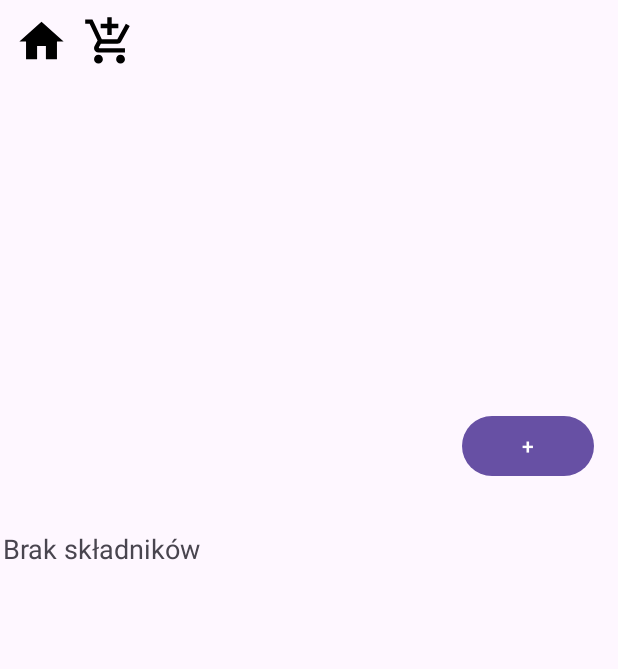
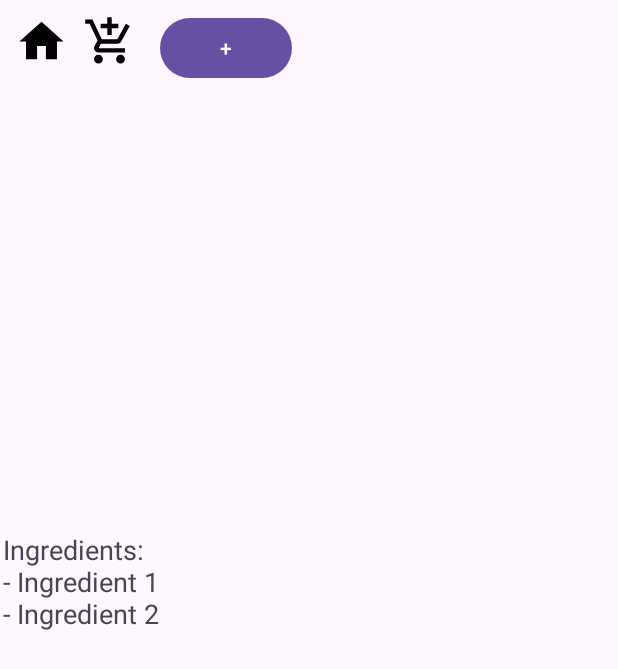
Before and after one commit to rutkowsm/bmi_calculator, an Android app: the RecipeDetailActivity screen opened directly, with no data from a screen before it, on a phone screen of 412 x 824 dp. Shown: the top 669 px of the screen. Run offline under Robolectric (Android 15) with nearby library versions, the phone set to English and light mode, and no system bars; 1 statement that could not run was skipped.

Commit message:
Recipes - adding ingedients to shopping list

```diff
--- a/app/src/main/java/com/example/bmi_calculator/RecipeDetailActivity.java
+++ b/app/src/main/java/com/example/bmi_calculator/RecipeDetailActivity.java
@@ -1,14 +1,23 @@
 package com.example.bmi_calculator;
 
 import android.content.Intent;
+import android.content.SharedPreferences;
 import android.os.Bundle;
 import android.text.TextUtils;
+import android.util.Log;
 import android.view.View;
+import android.widget.Button;
 import android.widget.ImageView;
 import android.widget.TextView;
+import android.widget.Toast;
+import com.google.gson.Gson;
+import com.google.gson.reflect.TypeToken;
+
 import androidx.appcompat.app.AppCompatActivity;
 
+import java.lang.reflect.Type;
 import java.util.ArrayList;
+import java.util.List;
 
 
 public class RecipeDetailActivity extends AppCompatActivity {
@@ -18,36 +27,36 @@ public class RecipeDetailActivity extends AppCompatActivity {
         super.onCreate(savedInstanceState);
         setContentView(R.layout.activity_recipe_details);
 
-        // Odbieranie danych przekazanych z intentu
+        // Initialize views
+        ImageView recipeImageView = findViewById(R.id.recipeImage);
+        TextView ingredientsTextView = findViewById(R.id.recipeIngredients);
+        TextView nameTextView = findViewById(R.id.recipeName);
+        TextView descriptionTextView = findViewById(R.id.recipeDescription);
+        TextView stepsTextView = findViewById(R.id.recipeSteps);
+        ImageView homeImg = findViewById(R.id.homeImg);
+        ImageView shoppingCartImg = findViewById(R.id.shoppingCartImg);
+        Button buttonAddIngredients = findViewById(R.id.buttonAddIngredients);
+
+        // Retrieve data passed via Intent
         String recipeName = getIntent().getStringExtra("recipeName");
         String recipeDescription = getIntent().getStringExtra("recipeDescription");
         int recipeImageId = getIntent().getIntExtra("recipeImageId", 0);
         ArrayList<String> ingredients = getIntent().getStringArrayListExtra("recipeIngredients");
         String steps = getIntent().getStringExtra("recipeSteps");
 
-        // Sprawdzenie, czy lista składników nie jest null i łączenie składników w jeden ciąg tekstowy
-        String ingredientsText = (ingredients != null) ? TextUtils.join("\n", ingredients) : "Brak składników";
-
-        // Znajdowanie widoków i ustawianie ich wartości
-        TextView nameTextView = findViewById(R.id.recipeName);
-        TextView descriptionTextView = findViewById(R.id.recipeDescription);
-        ImageView recipeImageView = findViewById(R.id.recipeImage);
-        TextView ingredientsTextView = findViewById(R.id.recipeIngredients);
-        TextView stepsTextView = findViewById(R.id.recipeSteps);
-        stepsTextView.setText(steps);
-
+        // Set data to views
         nameTextView.setText(recipeName);
         descriptionTextView.setText(recipeDescription);
         recipeImageView.setImageResource(recipeImageId);
-        ingredientsTextView.setText(ingredientsText);
+        stepsTextView.setText(steps);
+        ingredientsTextView.setText(TextUtils.join("\n- ", ingredients));
 
-        ImageView homeImg = findViewById(R.id.homeImg);
         homeImg.setOnClickListener(v -> {
             Intent intent = new Intent(RecipeDetailActivity.this, SplashScreenActivity.class);
             startActivity(intent);
         });
 
-        ImageView shoppingCartImg = findViewById(R.id.shoppingCartImg);
+
         shoppingCartImg.setOnClickListener(new View.OnClickListener() {
             @Override
             public void onClick(View v) {
@@ -55,6 +64,44 @@ public class RecipeDetailActivity extends AppCompatActivity {
                 startActivity(intent);
             }
         });
+
+        buttonAddIngredients.setOnClickListener(new View.OnClickListener() {
+            @Override
+            public void onClick(View v) {
+                if (ingredients != null && !ingredients.isEmpty()) {
+                    saveIngredientsToSharedPreferences(ingredients);
+                    Toast.makeText(RecipeDetailActivity.this, "Ingredients have been added to the shopping list", Toast.LENGTH_SHORT).show();
+                } else {
+                    Toast.makeText(RecipeDetailActivity.this, "No ingredients to add", Toast.LENGTH_SHORT).show();
+                }
+            }
+        });
+
+    }
+    private void saveIngredientsToSharedPreferences(ArrayList<String> newIngredients) {
+        SharedPreferences prefs = getSharedPreferences("ShoppingListPrefs", MODE_PRIVATE);
+        Gson gson = new Gson();
+
+        // Retrieve the existing shopping list
+        String json = prefs.getString("shoppingList", null);
+        Type type = new TypeToken<ArrayList<ShoppingProduct>>() {}.getType();
+        List<ShoppingProduct> currentList = gson.fromJson(json, type);
+        if (currentList == null) {
+            currentList = new ArrayList<>();
+        }
+
+        // Add new ingredients to the list
+        for (String ingredient : newIngredients) {
+            currentList.add(new ShoppingProduct(ingredient, false));
+        }
+
+        // Save the updated list back to SharedPreferences
+        SharedPreferences.Editor editor = prefs.edit();
+        String updatedJson = gson.toJson(currentList);
+        editor.putString("shoppingList", updatedJson);
+        editor.apply();
     }
 
+
+
 }
--- a/app/src/main/java/com/example/bmi_calculator/SplashScreenActivity.java
+++ b/app/src/main/java/com/example/bmi_calculator/SplashScreenActivity.java
@@ -2,6 +2,7 @@ package com.example.bmi_calculator;
 
 
 import android.content.Intent;
+import android.content.SharedPreferences;
 import android.os.Bundle;
 import androidx.appcompat.app.AppCompatActivity;
 
--- a/app/src/main/res/layout/activity_recipe_details.xml
+++ b/app/src/main/res/layout/activity_recipe_details.xml
@@ -37,6 +37,14 @@
             android:src="@drawable/baseline_add_shopping_cart_24"
             app:layout_constraintEnd_toStartOf="@+id/homeImg"
             app:layout_constraintTop_toTopOf="@+id/homeImg" />
+
+        <Button
+            android:id="@+id/buttonAddIngredients"
+            android:layout_width="wrap_content"
+            android:layout_height="wrap_content"
+            android:layout_marginTop="8dp"
+            android:layout_marginEnd="16dp"
+            android:text="+" />
     </LinearLayout>
 
     <ImageView
@@ -47,16 +55,6 @@
         android:scaleType="centerCrop"
         app:layout_constraintTop_toBottomOf="@+id/horizontalLayout"
         app:srcCompat="@drawable/ic_launcher_background" />
-
-    <Button
-        android:id="@+id/buttonAddProducts"
-        android:layout_width="wrap_content"
-        android:layout_height="wrap_content"
-        android:text="+"
-        app:layout_constraintEnd_toEndOf="parent"
-        app:layout_constraintTop_toBottomOf="@+id/recipeImage"
-        android:layout_marginTop="8dp"
-        android:layout_marginEnd="16dp"/>
 
     <androidx.core.widget.NestedScrollView
         android:layout_width="match_parent"
@@ -102,7 +100,6 @@
                 android:text="Preparation Steps..."
                 android:textAppearance="@style/TextAppearance.AppCompat.Medium" />
 
-            <!-- Możesz dodać więcej widoków według potrzeb -->
         </LinearLayout>
     </androidx.core.widget.NestedScrollView>
 </androidx.constraintlayout.widget.ConstraintLayout>
```
Also changed, not shown: app/src/main/java/com/example/bmi_calculator/ShoppingListActivity.java (+11 -6 lines).
